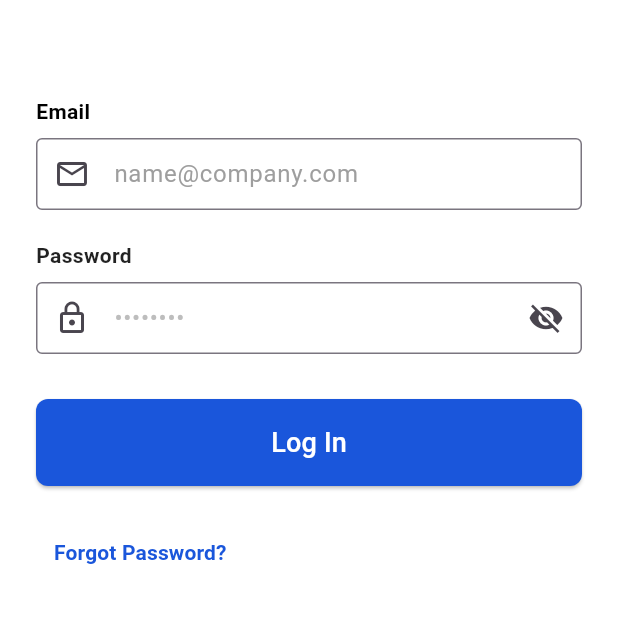
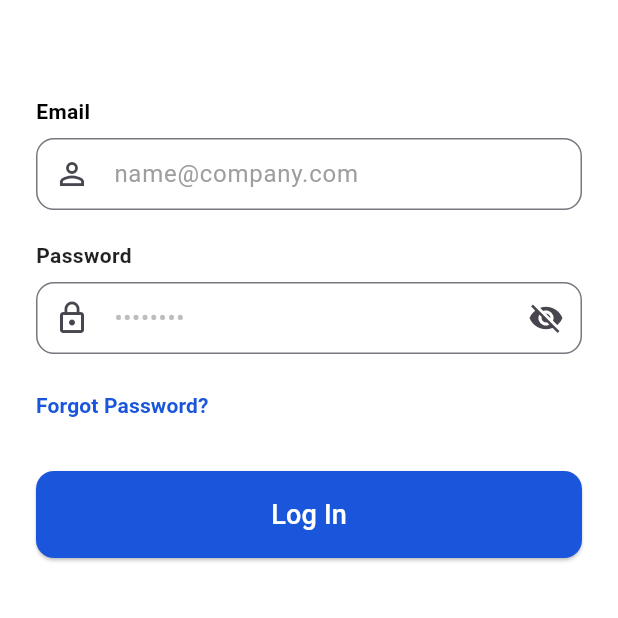
Before and after one commit to jessevandevelde/rma-flutter-app, a Flutter app: the screen it shows after launch, on a phone screen of 412 x 824 dp, the top half of it. Run offline on Flutter 3.47's test engine with Material 3 defaults, Android fonts, the phone set to English and light mode, and no system bars.

Commit message:
border raduis added, swap button and forgot password text and changes email icon to user outline

```diff
--- a/lib/screens/login_screen.dart
+++ b/lib/screens/login_screen.dart
@@ -57,8 +57,10 @@ class _LoginScreenState extends State<LoginScreen> {
                     hintStyle: TextStyle(
                       color: Colors.grey,
                     ),
-                    prefixIcon: Icon(Icons.email_outlined),
-                    border: OutlineInputBorder(),
+                    prefixIcon: Icon(Icons.person_outline),
+                    border: OutlineInputBorder(
+                      borderRadius: BorderRadius.all(Radius.circular(12)),
+                    ),
                     contentPadding: EdgeInsets.symmetric(horizontal: 16, vertical: 12),
                   ),
                   keyboardType: TextInputType.emailAddress,
@@ -88,7 +90,9 @@ class _LoginScreenState extends State<LoginScreen> {
                       color: Colors.grey.shade400,
                     ),
                     prefixIcon: const Icon(Icons.lock_outline),
-                    border: const OutlineInputBorder(),
+                    border: const OutlineInputBorder(
+                      borderRadius: BorderRadius.all(Radius.circular(12)),
+                    ),
                     contentPadding: const EdgeInsets.symmetric(horizontal: 16, vertical: 12),
                     suffixIcon: IconButton(
                       icon: Icon(
@@ -110,27 +114,12 @@ class _LoginScreenState extends State<LoginScreen> {
                     return null;
                   },
                 ),
-                const SizedBox(height: 30),
-                ElevatedButton(
-                  onPressed: _login,
-                  style: ElevatedButton.styleFrom(
-                    backgroundColor: const Color(0xFF1A56DB),
-                    foregroundColor: Colors.white,
-                    padding: const EdgeInsets.symmetric(vertical: 16),
-                    shape: RoundedRectangleBorder(
-                      borderRadius: BorderRadius.circular(8),
-                    ),
-                  ),
-                  child: const Text(
-                    'Log In',
-                    style: TextStyle(fontSize: 18),
-                  ),
-                ),
-                const SizedBox(height: 20),
+                const SizedBox(height: 10),
                 TextButton(
                   style: TextButton.styleFrom(
                     foregroundColor: const Color(0xFF1A56DB),
                     alignment: Alignment.centerLeft,
+                    padding: EdgeInsets.zero,
                   ),
                   onPressed: () {},
                   child: const Text(
@@ -140,7 +129,23 @@ class _LoginScreenState extends State<LoginScreen> {
                       fontWeight: FontWeight.bold,
                     ),
                   ),
-                )
+                ),
+                const SizedBox(height: 20),
+                ElevatedButton(
+                  onPressed: _login,
+                  style: ElevatedButton.styleFrom(
+                    backgroundColor: const Color(0xFF1A56DB),
+                    foregroundColor: Colors.white,
+                    padding: const EdgeInsets.symmetric(vertical: 16),
+                    shape: RoundedRectangleBorder(
+                      borderRadius: BorderRadius.circular(12),
+                    ),
+                  ),
+                  child: const Text(
+                    'Log In',
+                    style: TextStyle(fontSize: 18),
+                  ),
+                ),
               ],
             ),
           ),
```
